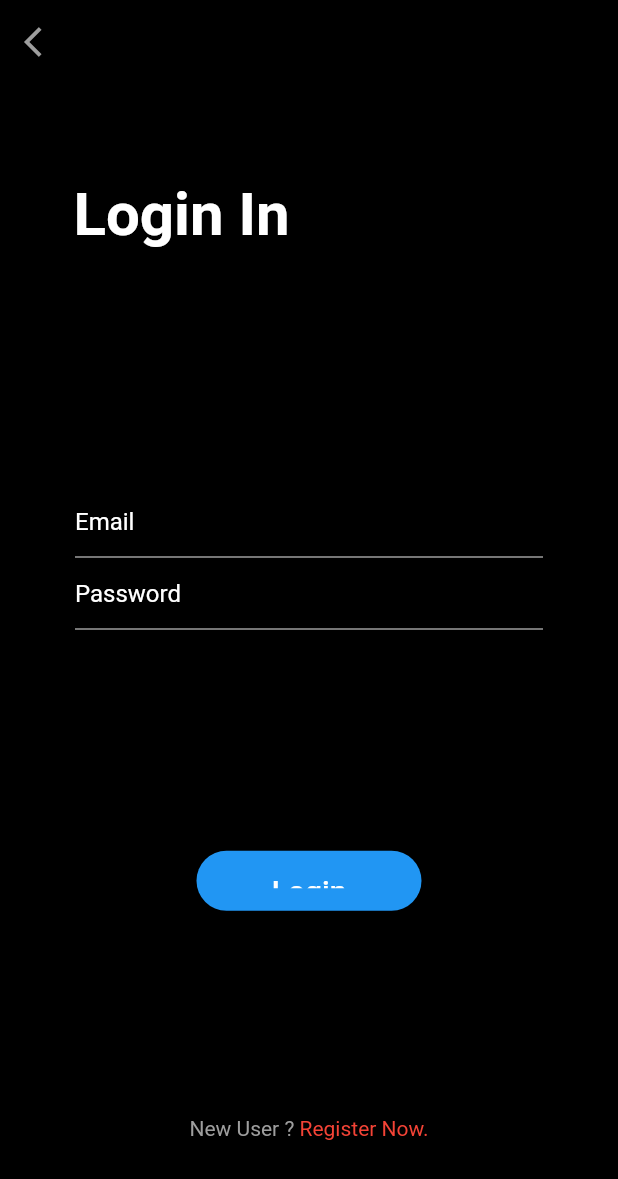
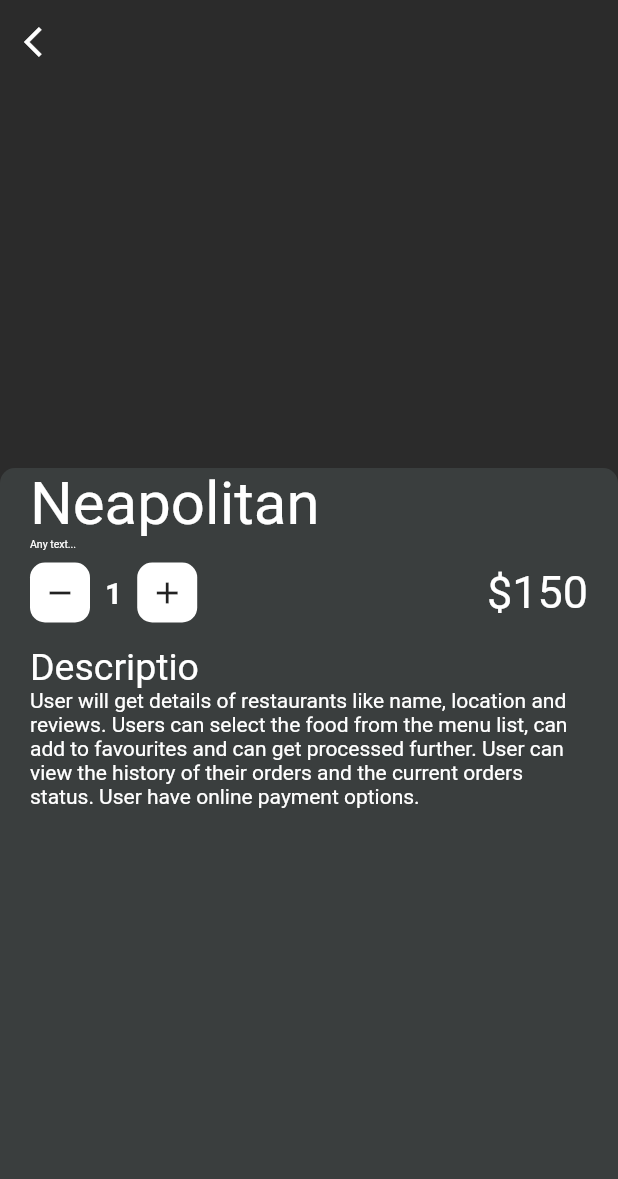
Before and after one commit to AnuLoveCoding/app_food, a Flutter app: the screen it shows after launch, on a phone screen of 412 x 824 dp. Shown: the top 1179 px of the screen. Run offline on Flutter 3.47's test engine with Material 2 defaults, Android fonts, the phone set to English and light mode, and no system bars; our stand-ins replace cloud_firestore, firebase_auth, firebase_core; accounts and stored records are empty.

Commit message:
"app_food Project"

```diff
--- a/lib/main.dart
+++ b/lib/main.dart
@@ -1,6 +1,7 @@
 import 'dart:developer';
 
 import 'package:app_food/provider/my_provider.dart';
+import 'package:app_food/screens/detail_page.dart';
 import 'package:app_food/screens/home_page.dart';
 import 'package:app_food/screens/login_page.dart';
 import 'package:app_food/screens/sign_up01.dart';
@@ -44,15 +45,16 @@ class MyApp extends StatelessWidget {
           // is not restarted.
           // primarySwatch: Colors.blue,
         ),
-        home: StreamBuilder(
-              stream: FirebaseAuth.instance.authStateChanges(),
-              builder:(index,snapshot){
-                if(snapshot.hasData){
-                  return HomePage();
-                }
-                return LoginPage();
-          },
-        ),
+        home: DetailPage(),
+        // home: StreamBuilder(
+        //       stream: FirebaseAuth.instance.authStateChanges(),
+        //       builder:(index,snapshot){
+        //         if(snapshot.hasData){
+        //           return HomePage();
+        //         }
+        //         return LoginPage();
+        //   },
+        // ),
       ),
     );
   }
--- /dev/null
+++ b/lib/screens/detail_page.dart
@@ -0,0 +1,85 @@
+import 'package:flutter/material.dart';
+
+class DetailPage extends StatelessWidget {
+  const DetailPage({Key? key}) : super(key: key);
+
+  @override
+  Widget build(BuildContext context) {
+    return Scaffold(
+      appBar: AppBar(
+        elevation: 0.0,
+        leading: IconButton(
+            onPressed: (){
+
+            }, icon: Icon(Icons.arrow_back_ios,color: Colors.white,)),
+      ),
+
+      body: Column(
+        children: [
+          Expanded(
+            flex: 1,
+            child: Container(
+
+            ),
+          ),
+          Expanded(
+            flex: 2,
+              child: Container(
+                padding: EdgeInsets.symmetric(horizontal: 20.0),
+                width: double.infinity,
+                decoration: BoxDecoration(
+                  color: Color(0xff3a3e3e),
+                  borderRadius: BorderRadius.only(
+                     topLeft: Radius.circular(10.0),
+                     topRight: Radius.circular(10.0),
+                  ),
+                ),
+                child: Column(
+                  crossAxisAlignment: CrossAxisAlignment.start,
+                  children: [
+                      Text("Neapolitan",style: TextStyle(fontSize: 40.0,color: Colors.white),),
+                      Text('Any text...',style: TextStyle(fontSize: 7.0,color: Colors.white),),
+                      SizedBox(height: 8.0,),
+                    Row(
+                      mainAxisAlignment: MainAxisAlignment.spaceBetween,
+                      children: [
+                        Row(
+                          children: [
+                            Container(
+                              height: 40.0,
+                              width: 40.0,
+                              decoration: BoxDecoration(
+                                color: Colors.white,
+                                borderRadius: BorderRadius.circular(10.0),
+                              ),
+                              child: Icon(Icons.remove),
+                            ),
+                            SizedBox(width: 10.0,),
+                            Text('1',style: TextStyle(color: Colors.white,fontSize: 20.0,fontWeight: FontWeight.bold),),
+                            SizedBox(width: 10.0,),
+                            Container(
+                              height: 40.0,
+                              width: 40.0,
+                              decoration: BoxDecoration(
+                                color: Colors.white,
+                                borderRadius: BorderRadius.circular(10.0),
+                              ),
+                              child: Icon(Icons.add),
+                            ),
+                          ],
+                        ),
+                        Text("\$150",style: TextStyle(color: Colors.white,fontSize: 30.0),),
+                      ],
+                    ),
+                    SizedBox(height: 15.0,),
+                    Text("Descriptio",style: TextStyle(fontSize: 25.0,color: Colors.white),),
+                    Text('User will get details of restaurants like name, location and reviews. Users can select the food from the menu list, can add to favourites and can get processed further. User can view the history of their orders and the current orders status. User have online payment options.',style: TextStyle(color: Colors.white,),),
+                  ],
+                ),
+              )
+          ),
+        ],
+      ),
+    );
+  }
+}
```
